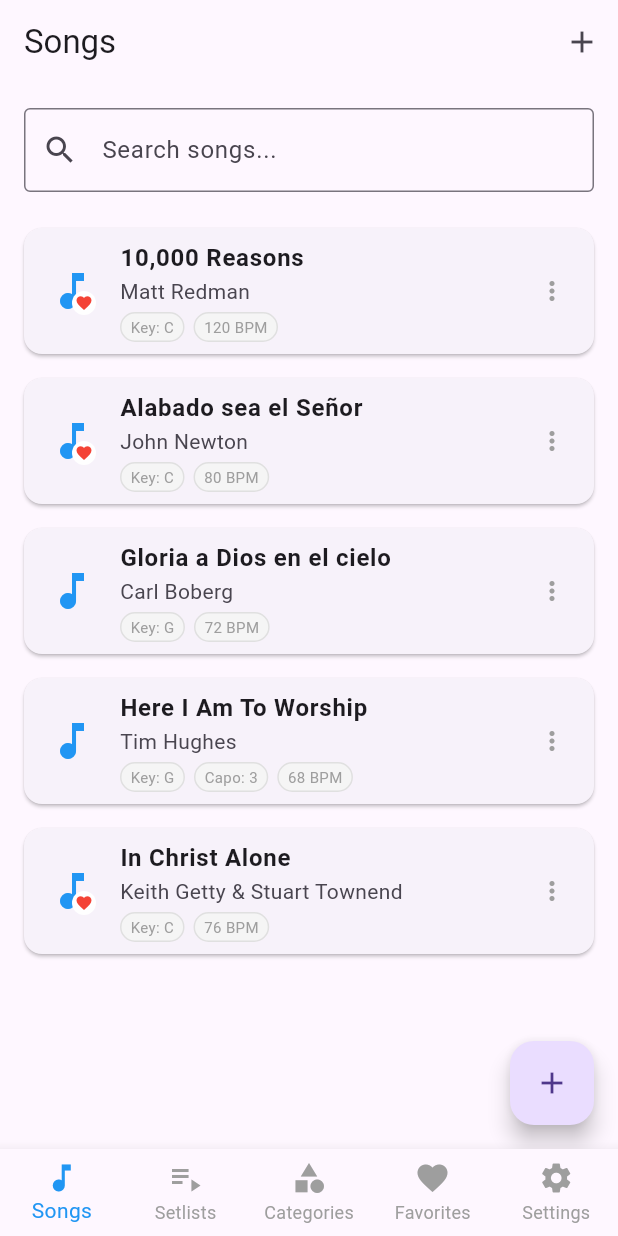
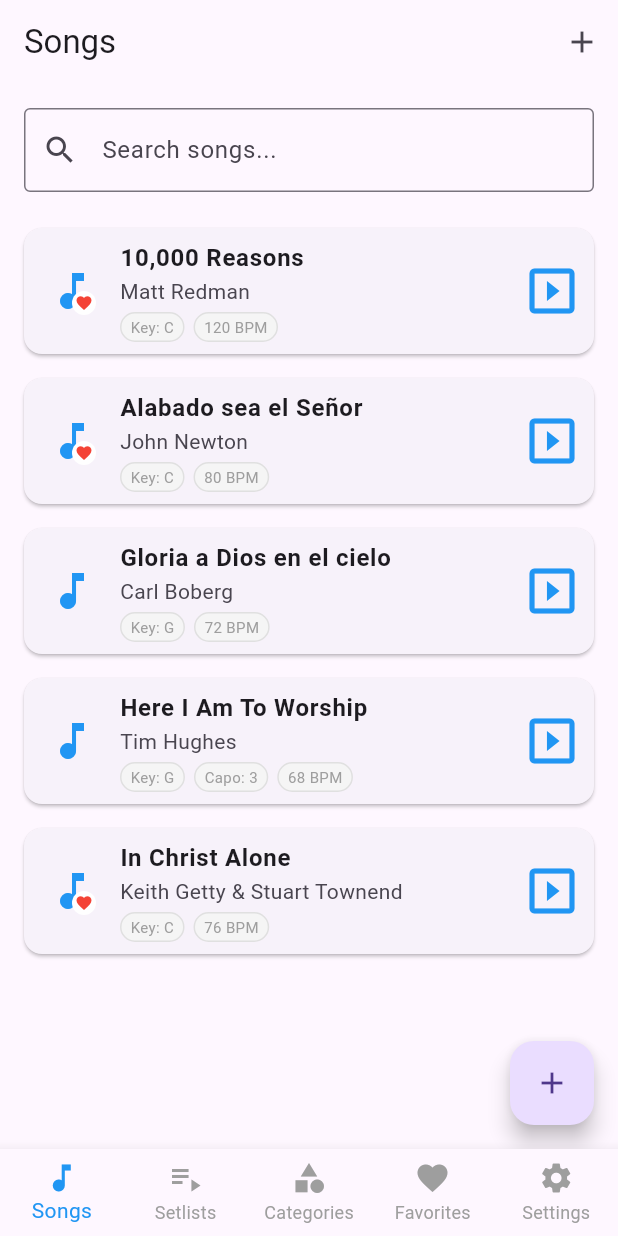
Before and after one commit to mroldan21/cancionero, a Flutter app: the screen it shows after launch, on a phone screen of 412 x 824 dp. Run offline on Flutter 3.47's test engine with Material 3 defaults, Android fonts, the phone set to English and light mode, and no system bars; our stand-ins replace sqflite; accounts and stored records are empty.

Commit message:
Canciones List corregido

```diff
--- a/cancionero_liturgico/lib/widgets/song_item.dart
+++ b/cancionero_liturgico/lib/widgets/song_item.dart
@@ -217,14 +217,13 @@ class SongItem extends StatelessWidget {
   // }
 
   Widget _buildSongTrailing(BuildContext context) {
-    return const SizedBox(
-      width: 48, // ✅ ANCHO MÍNIMO ABSOLUTO
-      height: 48, // ✅ ALTO FIJO
-      child: Icon(
-        Icons.more_vert,
-        size: 20,
-        color: Colors.grey,
-      ),
+    return IconButton(
+      icon: const Icon(Icons.slideshow, size: 40),
+      onPressed: () => _handlePresentationMode(context),
+      tooltip: 'Presentation Mode',
+      color: Colors.blue,
+      padding: EdgeInsets.zero,
+      constraints: const BoxConstraints(minWidth: 24, minHeight: 24),
     );
   }
 }
```
